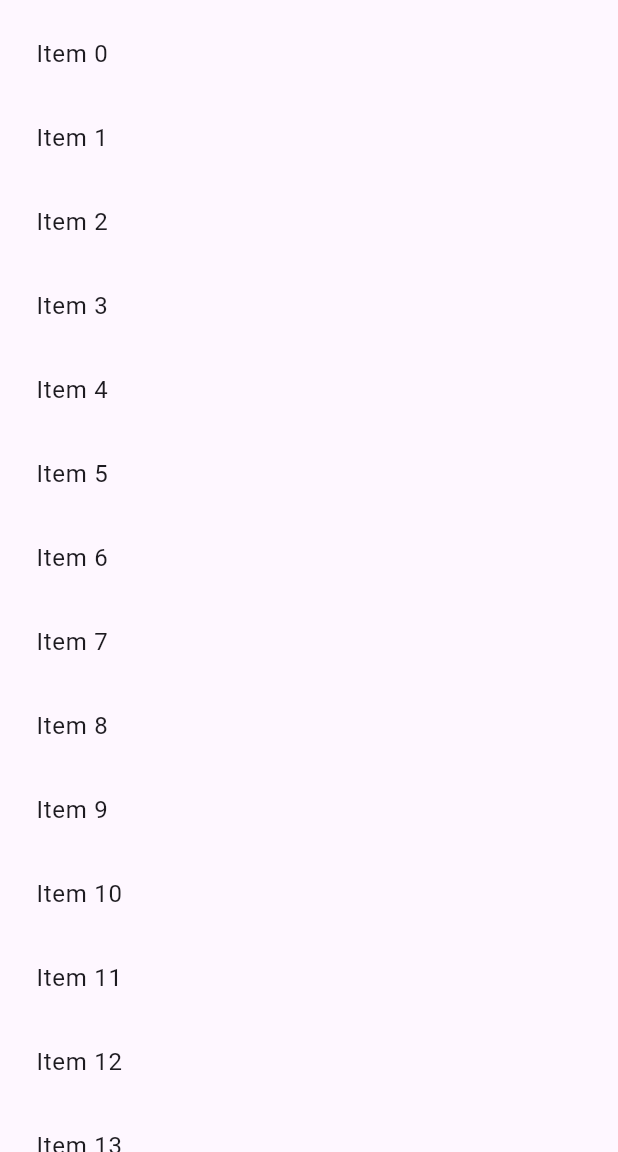
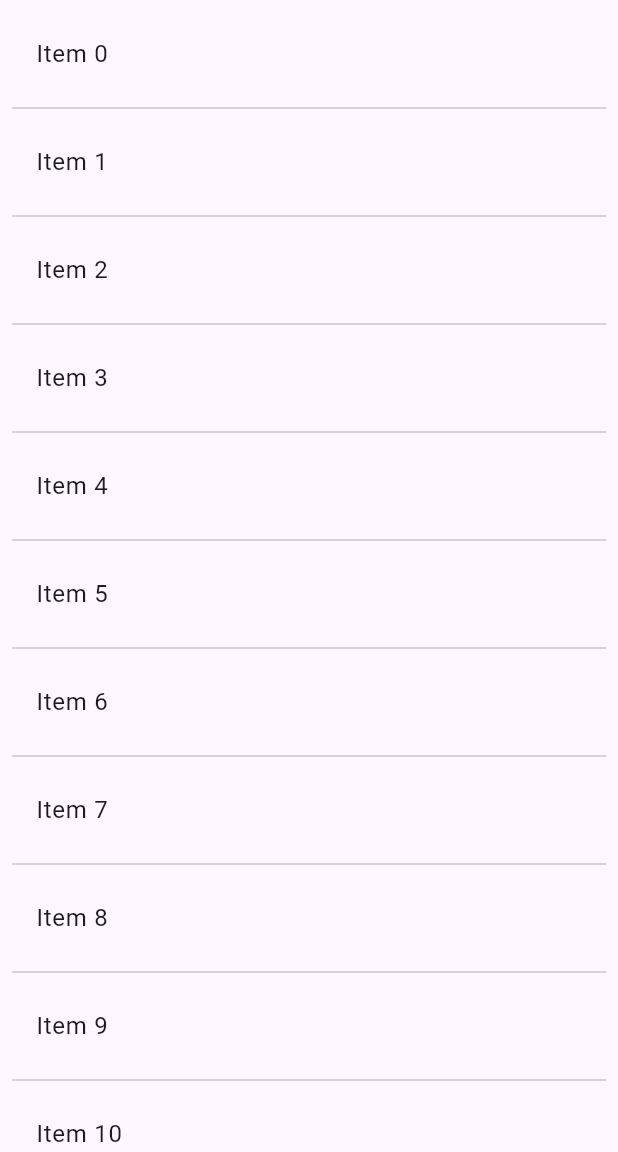
Before and after one commit to RomanRazdorov/rr_flutter4_1, a Flutter app: the ListViewSeparatedScreen screen opened by its route, on a phone screen of 412 x 824 dp, the part 84-1236 px from its top. Run offline on Flutter 3.47's test engine with Material 3 defaults, Android fonts, the phone set to English and light mode, and no system bars.

Commit message:
ListView.separated

```diff
--- a/lib/listview_separated.dart
+++ b/lib/listview_separated.dart
@@ -48,7 +48,7 @@ class _ListViewScreenState extends State<ListViewSeparatedScreen> {
       body: Center(
         child: AppEnv.myList.isEmpty
             ? const Text('Empty')
-            : ListView.builder(
+            : ListView.separated(
                 padding: const EdgeInsets.all(8),
                 controller: _scrollController,
                 itemCount: AppEnv.myList.length,
@@ -57,6 +57,7 @@ class _ListViewScreenState extends State<ListViewSeparatedScreen> {
                     title: Text('Item ${AppEnv.myList[index]}'),
                   );
                 },
+                separatorBuilder: (context, index) => const Divider(),
               ),
       ),
     );
```
